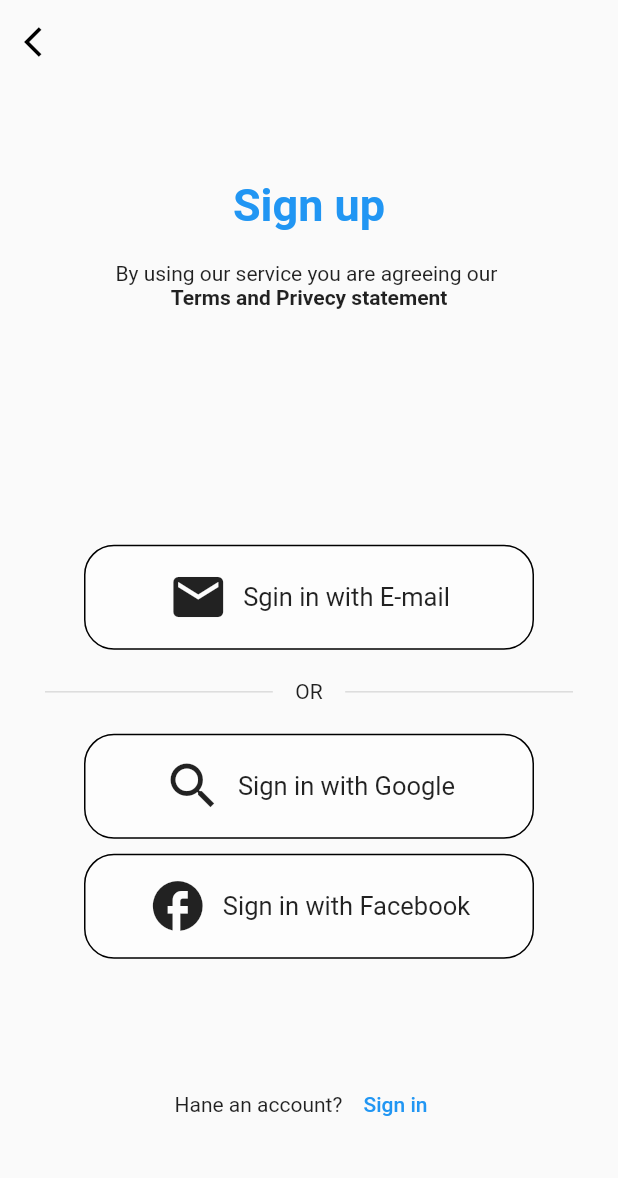
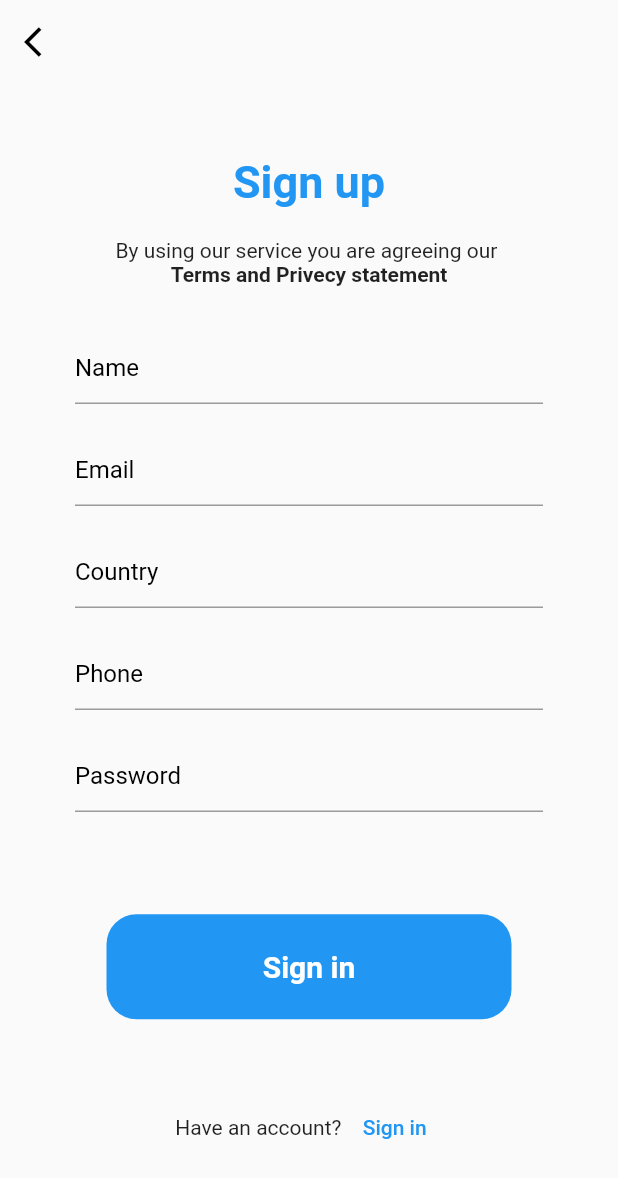
Before and after one commit to Akash701/Learning-PLatform, a Flutter app: the Signup screen opened directly, after a tap on "Sign in", on a phone screen of 412 x 824 dp. Shown: the top 1178 px of the screen. Run offline on Flutter 3.47's test engine with Material 2 defaults, Android fonts, the phone set to English and light mode, and no system bars.

Commit message:
Signup form completed

```diff
--- a/lib/SigninUp/SignUpPage.dart
+++ b/lib/SigninUp/SignUpPage.dart
@@ -1,5 +1,6 @@
 import 'package:flutter/material.dart';
 import 'package:healthcare/Signin/signinOption.dart';
+import 'package:healthcare/SingUpForm/SignupForm.dart';
 
 class Signup extends StatefulWidget {
   @override
@@ -81,12 +82,12 @@ class _SignupState extends State<Signup> {
           Row(
             mainAxisAlignment: MainAxisAlignment.center,
             children: [
-              Text('Hane an account? '),
+              Text('Have an account? '),
               TextButton(
                 onPressed: () {
                   Navigator.push(
                     context,
-                    MaterialPageRoute(builder: (context) => Signup()),
+                    MaterialPageRoute(builder: (context) => SignupForm()),
                   );
                 },
                 child: Text(
--- /dev/null
+++ b/lib/SingUpForm/InputValues.dart
@@ -0,0 +1,27 @@
+import 'package:flutter/material.dart';
+
+class InputValues extends StatelessWidget {
+  String values;
+  InputValues(this.values);
+
+  @override
+  Widget build(BuildContext context) {
+    return Container(
+      padding: EdgeInsets.only(left: 50, right: 50),
+      child: TextField(
+        style: TextStyle(
+          color: Colors.black,
+        ),
+        decoration: InputDecoration(
+          focusedBorder: UnderlineInputBorder(
+            borderRadius: BorderRadius.circular(25),
+          ),
+          hintText: values,
+          hintStyle: TextStyle(
+            color: Colors.black,
+          ),
+        ),
+      ),
+    );
+  }
+}
--- a/lib/SingUpForm/SignupForm.dart
+++ b/lib/SingUpForm/SignupForm.dart
@@ -0,0 +1,111 @@
+import 'package:flutter/material.dart';
+import 'InputValues.dart';
+
+class SignupForm extends StatefulWidget {
+  @override
+  _SignupFormState createState() => _SignupFormState();
+}
+
+class _SignupFormState extends State<SignupForm> {
+  @override
+  Widget build(BuildContext context) {
+    return Scaffold(
+      appBar: AppBar(
+        leading: IconButton(
+          icon: Icon(Icons.arrow_back_ios, color: Colors.black),
+          onPressed: () => Navigator.of(context).pop(),
+        ),
+        backgroundColor: Colors.transparent,
+        elevation: 0,
+      ),
+      body: Column(
+        mainAxisAlignment: MainAxisAlignment.spaceEvenly,
+        crossAxisAlignment: CrossAxisAlignment.center,
+        children: [
+          Column(
+            children: [
+              Text(
+                "Sign up",
+                style: TextStyle(
+                    color: Colors.blue,
+                    fontSize: 30,
+                    fontWeight: FontWeight.bold),
+              ),
+              SizedBox(
+                height: 20,
+              ),
+              Text('By using our service you are agreeing our '),
+              Text(
+                'Terms and Privecy statement',
+                style: TextStyle(fontWeight: FontWeight.bold),
+              ),
+              SizedBox(
+                height: 30,
+              ),
+              InputValues("Name"),
+              SizedBox(
+                height: 20,
+              ),
+              InputValues("Email"),
+              SizedBox(
+                height: 20,
+              ),
+              InputValues("Country"),
+              SizedBox(
+                height: 20,
+              ),
+              InputValues("Phone"),
+              SizedBox(
+                height: 20,
+              ),
+              InputValues("Password"),
+              SizedBox(
+                height: 20,
+              ),
+            ],
+          ),
+          Container(
+            child: Center(
+              child: Text(
+                'Sign in',
+                style: TextStyle(
+                    fontWeight: FontWeight.bold,
+                    fontSize: 20,
+                    color: Colors.white),
+              ),
+            ),
+            width: 270,
+            height: 70,
+            decoration: BoxDecoration(
+              borderRadius: BorderRadius.all(
+                Radius.circular(20),
+              ),
+              shape: BoxShape.rectangle,
+              color: Colors.blue,
+            ),
+          ),
+          Row(
+            mainAxisAlignment: MainAxisAlignment.center,
+            children: [
+              Text('Have an account? '),
+              TextButton(
+                onPressed: () {
+                  Navigator.push(
+                    context,
+                    MaterialPageRoute(builder: (context) => SignupForm()),
+                  );
+                },
+                child: Text(
+                  'Sign in',
+                  style: TextStyle(
+                    color: Colors.blue,
+                  ),
+                ),
+              ),
+            ],
+          ),
+        ],
+      ),
+    );
+  }
+}
```
